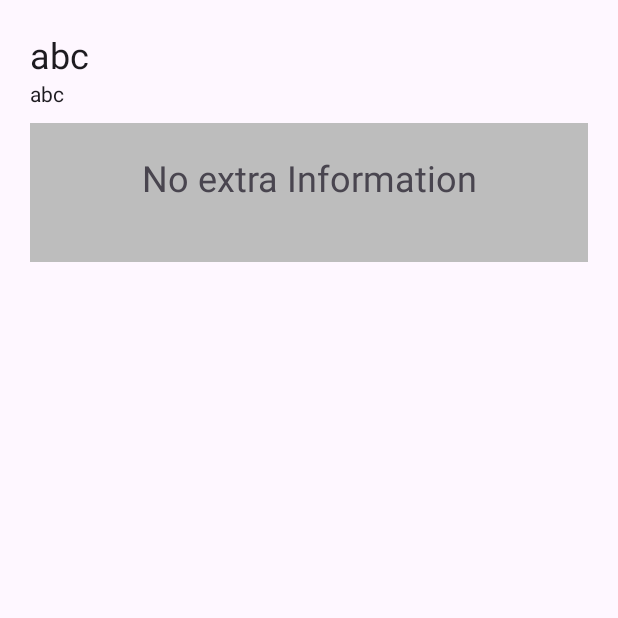
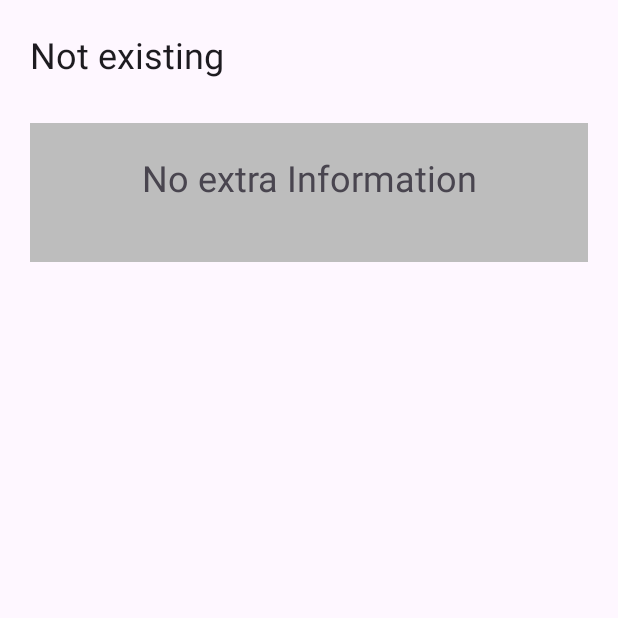
Before and after one commit to SaySaeqo/Projekt-Inzynierski, an Android app: the fragment ExhibitFragment shown on its own in the app's theme, on a phone screen of 412 x 824 dp, the top half of it. Run offline under Robolectric (Android 15) with nearby library versions, the phone set to English and light mode, and no system bars.

Commit message:
Fixed scanning not existing exhibit

```diff
--- a/androidApp/app/src/main/java/pl/edu/pg/cloudlib/database/DBSingleton.kt
+++ b/androidApp/app/src/main/java/pl/edu/pg/cloudlib/database/DBSingleton.kt
@@ -69,7 +69,7 @@ object DBSingleton {
     }
 
     fun getOne(id: String): Task<DocumentSnapshot> {
-        val result = db.collection(dbCollectionName).document(id).get();
+        val result = db.collection(dbCollectionName).document(id).get()
 
         return result
     }
@@ -95,6 +95,7 @@ object DBSingleton {
 
     fun forOne(id: String, onSuccess: (Exhibit) -> Unit) {
         getOne(id).addOnSuccessListener { result ->
+            if (!result.exists()) return@addOnSuccessListener
             val exh = Exhibit.fromFirebaseConverter(result)
             onSuccess(exh)
         }
--- a/androidApp/app/src/main/java/pl/edu/pg/cloudlib/exhibit/ExhibitFragment.kt
+++ b/androidApp/app/src/main/java/pl/edu/pg/cloudlib/exhibit/ExhibitFragment.kt
@@ -2,6 +2,7 @@ package pl.edu.pg.cloudlib.exhibit
 
 import android.net.Uri
 import android.os.Bundle
+import android.util.Log
 import android.view.LayoutInflater
 import android.view.Menu
 import android.view.View
@@ -83,4 +84,8 @@ class ExhibitFragment : Fragment() {
             }
         }
     }
+
+    companion object {
+        private const val TAG = "ExhibitFragment"
+    }
 }
--- a/androidApp/app/src/main/res/layout/fragment_exhibit.xml
+++ b/androidApp/app/src/main/res/layout/fragment_exhibit.xml
@@ -29,14 +29,14 @@
                 android:layout_width="match_parent"
                 android:layout_height="wrap_content"
                 android:textAppearance="@style/TextAppearance.AppCompat.Headline"
-                android:text="abc"
+                android:text="Not existing"
                 />
             <TextView
                 android:id="@+id/description"
                 android:layout_width="match_parent"
                 android:layout_height="wrap_content"
                 android:textAppearance="@style/TextAppearance.AppCompat.Body1"
-                android:text="abc"
+                android:text=""
                 />
         </LinearLayout>
 
```
Also changed, not shown: androidApp/app/src/main/java/pl/edu/pg/cloudlib/database/Exhibit.kt (+6 -2 lines).
